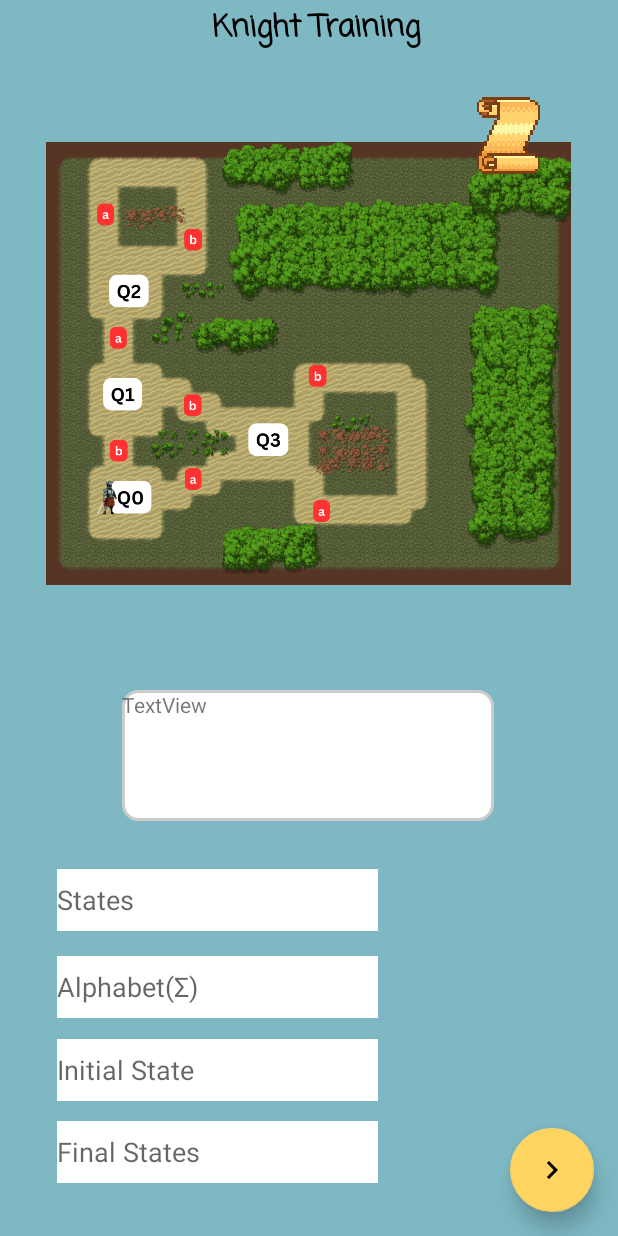
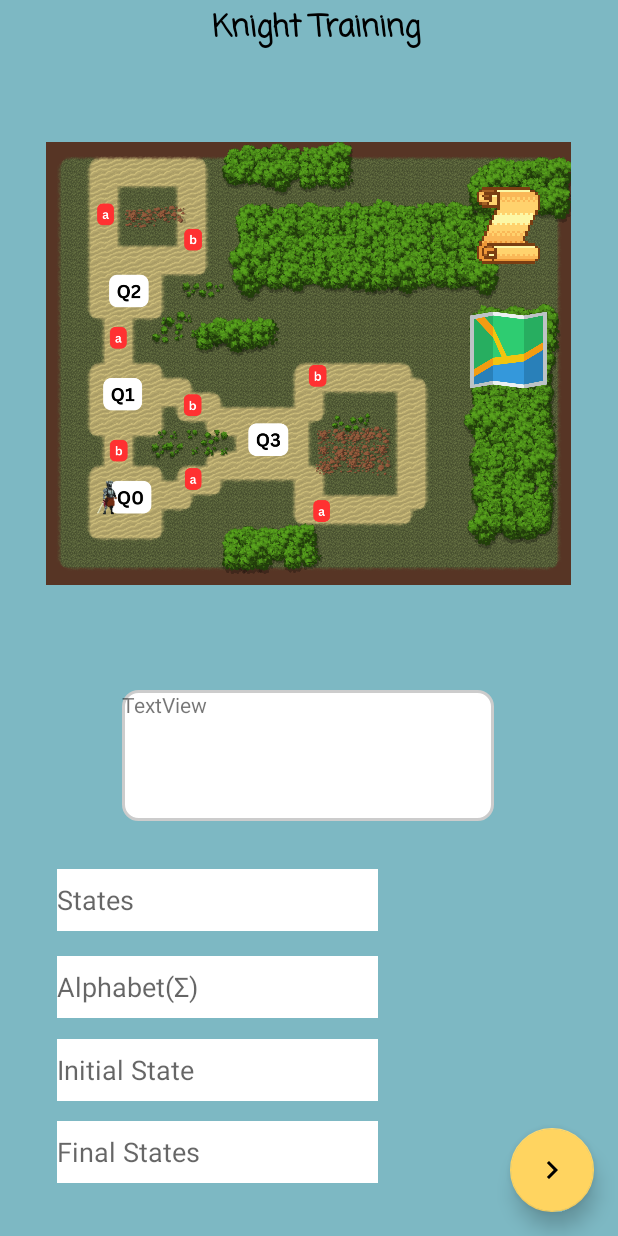
Before and after one commit to Reyes815/StudyGuru, an Android app built with Jetpack Compose: the Formal_Representation_Training screen opened directly, with no data from a screen before it, on a phone screen of 412 x 824 dp. Run offline under Robolectric (Android 15) with nearby library versions, the phone set to English and light mode, and no system bars; our stand-ins replace Firebase (no records; nobody signed in at launch, a user with empty details on screens opened directly); libraries missing offline, so code that uses them is left out: org.checkerframework.checker; 1 statement that could not run was skipped.

Commit message:
Updated the Formal Representation Training

```diff
--- a/app/src/main/java/com/example/studyguru/Formal_Representation_Training.java
+++ b/app/src/main/java/com/example/studyguru/Formal_Representation_Training.java
@@ -4,11 +4,10 @@ import androidx.annotation.NonNull;
 import androidx.appcompat.app.AlertDialog;
 import androidx.appcompat.app.AppCompatActivity;
 
+import android.annotation.SuppressLint;
 import android.graphics.drawable.ColorDrawable;
 import android.os.Bundle;
 import android.util.Log;
-import android.view.MotionEvent;
-import android.view.ScaleGestureDetector;
 import android.view.View;
 import android.widget.ImageView;
 import android.widget.EditText;
@@ -32,11 +31,10 @@ public class Formal_Representation_Training extends AppCompatActivity {
     public FloatingActionButton button;
 
     private String lastDocumentKey = null;
-    private ImageView formalDefMap;
 
-    // Zoom in functionality
-    private ScaleGestureDetector scaleGestureDetector;
-    private float scaleFactor = 1.0f;
+    // Initialize ImageViews
+    private ImageView formalDefNote;
+    private ImageView foldedMap;
 
     List<String> dialoguesList = new ArrayList<>();;
 
@@ -48,6 +46,7 @@ public class Formal_Representation_Training extends AppCompatActivity {
     EditText Final_txtfield;
 
     int dialogue_counter = 0;
+    @SuppressLint("MissingInflatedId")
     @Override
     protected void onCreate(Bundle savedInstanceState) {
         super.onCreate(savedInstanceState);
@@ -65,11 +64,17 @@ public class Formal_Representation_Training extends AppCompatActivity {
         Final_txtfield = findViewById(R.id.Final_txtfield);
 
         // Get references for the ImageViews
-        formalDefMap = findViewById(R.id.formalDefMap);
+        formalDefNote = findViewById(R.id.formalDefNote);
+        foldedMap = findViewById(R.id.foldedMap);
 
-        // Initialize zoom in functionality
-        scaleGestureDetector = new ScaleGestureDetector(this, new ScaleListener());
-        formalDefMap.setOnClickListener(new View.OnClickListener() {
+        // Popup dialog open functionality
+        formalDefNote.setOnClickListener(new View.OnClickListener() {
+            @Override
+            public void onClick(View view) {
+                popUp(R.layout.formal_representation_note_popup);
+            }
+        });
+        foldedMap.setOnClickListener(new View.OnClickListener() {
             @Override
             public void onClick(View view) {
                 popUp(R.layout.formal_representation_map_popup);
@@ -120,30 +125,5 @@ public class Formal_Representation_Training extends AppCompatActivity {
         AlertDialog dialog = builder.create();
         dialog.getWindow().setBackgroundDrawable(new ColorDrawable(android.graphics.Color.TRANSPARENT));
         dialog.show();
-
-        // Set the onTouchListener to handle pinch-to-zoom gestures
-        customView.setOnTouchListener(new View.OnTouchListener() {
-            @Override
-            public boolean onTouch(View v, MotionEvent event) {
-                scaleGestureDetector.onTouchEvent(event);
-                return true;
-            }
-        });
-    }
-
-    private class ScaleListener extends ScaleGestureDetector.SimpleOnScaleGestureListener {
-        @Override
-        public boolean onScale(ScaleGestureDetector detector) {
-            scaleFactor *= detector.getScaleFactor();
-
-            // Limit the scale factor to a certain range if needed
-            scaleFactor = Math.max(0.1f, Math.min(scaleFactor, 5.0f));
-
-            // Apply the scale factor to the image view
-            formalDefMap.setScaleX(scaleFactor);
-            formalDefMap.setScaleY(scaleFactor);
-
-            return true;
-        }
     }
 }
--- a/app/src/main/res/layout/activity_training5.xml
+++ b/app/src/main/res/layout/activity_training5.xml
@@ -155,13 +155,23 @@
         app:layout_constraintVertical_bias="0.955" />
 
     <ImageView
-        android:id="@+id/formalDefMap"
+        android:id="@+id/formalDefNote"
         android:layout_width="71dp"
         android:layout_height="61dp"
-        android:layout_marginTop="24dp"
+        android:layout_marginTop="52dp"
         android:layout_marginEnd="12dp"
         app:layout_constraintEnd_toStartOf="@+id/linearLayout3"
-        app:layout_constraintTop_toBottomOf="@+id/training2_txtView"
+        app:layout_constraintTop_toTopOf="@+id/imageView4"
         app:srcCompat="@drawable/map_scroll" />
 
+    <ImageView
+        android:id="@+id/foldedMap"
+        android:layout_width="71dp"
+        android:layout_height="61dp"
+        android:layout_marginTop="20dp"
+        android:layout_marginEnd="12dp"
+        app:layout_constraintEnd_toStartOf="@+id/linearLayout3"
+        app:layout_constraintTop_toBottomOf="@+id/formalDefNote"
+        app:srcCompat="@drawable/folded_map" />
+
 </androidx.constraintlayout.widget.ConstraintLayout>
```
Also changed, not shown: app/src/main/res/layout/formal_representation_map_popup.xml (+4 -11 lines), app/src/main/res/layout/formal_representation_note_popup.xml (added, +17 -0 lines), app/src/main/res/drawable/empty_open_scroll.png (added), app/src/main/res/drawable/folded_map.png (added).
